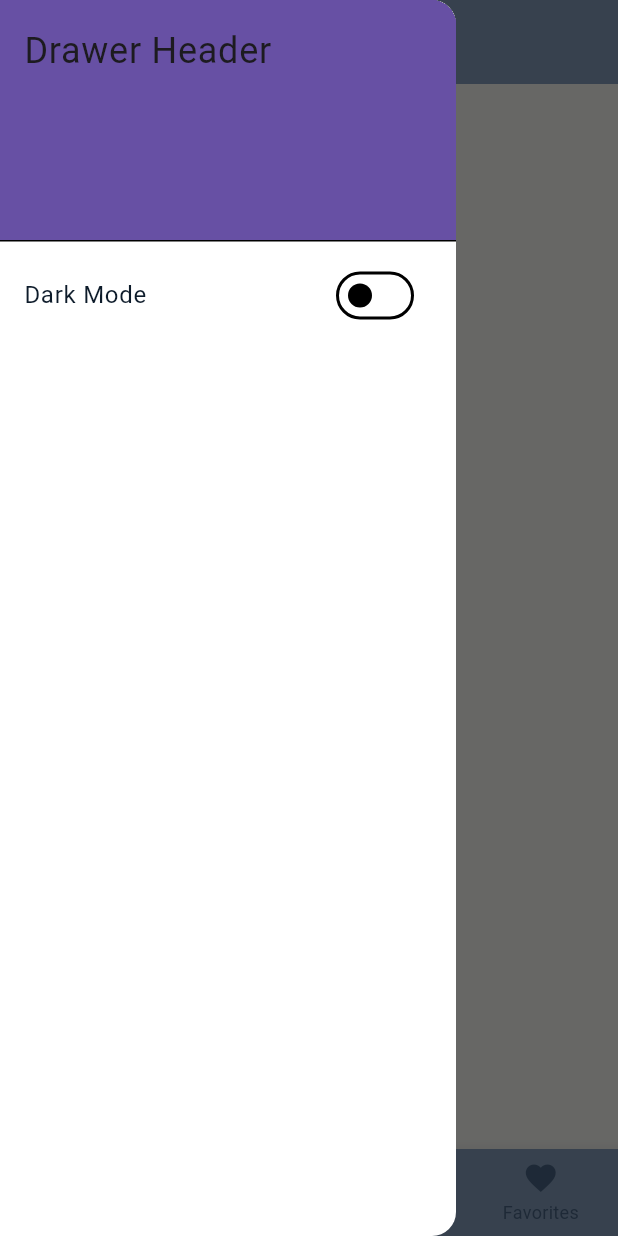
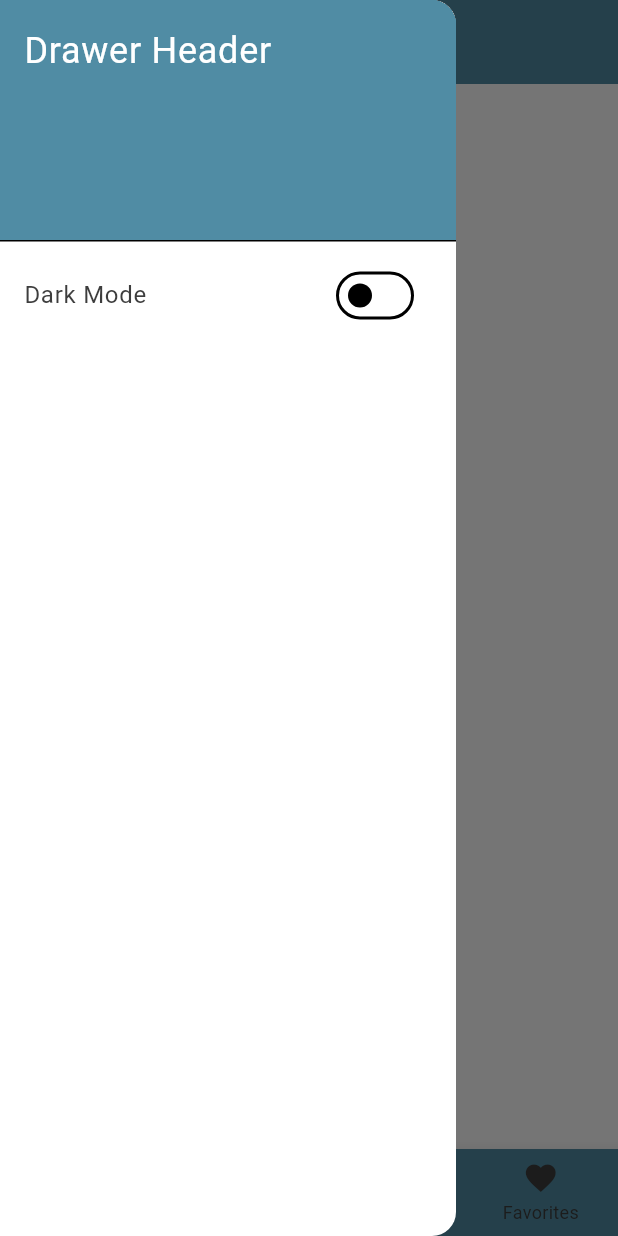
Before and after one commit to pzavros/SuperMarketPlace, a Flutter app: the screen it shows after launch, item 2 of the bottom bar chosen, with the side drawer open, on a phone screen of 412 x 824 dp. Run offline on Flutter 3.47's test engine with Material 3 defaults, Android fonts, the phone set to English and light mode, and no system bars; our stand-ins replace cloud_firestore, firebase_core; accounts and stored records are empty.

Commit message:
Changed the style of the app

```diff
--- a/lib/components/appBar.dart
+++ b/lib/components/appBar.dart
@@ -1,10 +1,10 @@
-// custom_app_bar.dart
 import 'package:flutter/material.dart';
+
+import '../styles/mainStyle.dart';
 
 class CustomAppBar extends StatelessWidget implements PreferredSizeWidget {
   final String title;
 
-  // You can also pass other parameters if needed
   CustomAppBar({Key? key, required this.title}) : super(key: key);
 
   @override
@@ -12,15 +12,23 @@ class CustomAppBar extends StatelessWidget implements PreferredSizeWidget {
 
   @override
   Widget build(BuildContext context) {
+    var theme = Theme.of(context);
+
     return AppBar(
-      title: Text(title),
+      title: Text(
+        title,
+        style: TextStyle(
+          color: theme.brightness == Brightness.dark ? light5 : dark1, // light5 for dark mode, dark1 for light mode
+        ),
+      ),
+      backgroundColor: theme.primaryColor, // Use the primary color of the theme
+      iconTheme: theme.appBarTheme.iconTheme,
       leading: IconButton(
         icon: const Icon(Icons.menu),
         onPressed: () {
-          Scaffold.of(context).openDrawer(); // This requires a Scaffold with a Drawer
+          Scaffold.of(context).openDrawer();
         },
       ),
-      // Add more AppBar properties if needed
     );
   }
 }
--- a/lib/components/bottomNavBar.dart
+++ b/lib/components/bottomNavBar.dart
@@ -19,11 +19,14 @@ class CustomBottomNavBar extends StatefulWidget {
 class _CustomBottomNavBarState extends State<CustomBottomNavBar> {
   @override
   Widget build(BuildContext context) {
+    // Determine the theme mode to apply the correct colors
+    var isDarkMode = Theme.of(context).brightness == Brightness.dark;
+
     return BottomNavigationBar(
       type: BottomNavigationBarType.fixed,
-      backgroundColor: bottomNavBarBackgroundColor,
-      selectedItemColor: bottomNavBarSelectedItemColor,
-      unselectedItemColor: bottomNavBarUnselectedItemColor,
+      backgroundColor: isDarkMode ? dark1 : light3,
+      selectedItemColor: isDarkMode ? light5 : light1,
+      unselectedItemColor: isDarkMode ? dark3 : dark1,
       currentIndex: widget.currentIndex,
       onTap: widget.onItemSelected,
       items: const [
--- a/lib/main.dart
+++ b/lib/main.dart
@@ -1,5 +1,6 @@
 import 'package:flutter/material.dart';
 import 'package:firebase_core/firebase_core.dart';
+import 'components/appBar.dart';
 import 'firebase_options.dart';
 import './views/homePage.dart';
 import './views/productsPage.dart';
@@ -54,27 +55,30 @@ class _MyAppState extends State<MyApp> {
       darkTheme: darkTheme, // Use the dark theme
       themeMode: _themeMode, // Use the current theme mode
       home: Scaffold(
-        appBar: AppBar(
-          title: Text('App Title', style: Theme.of(context).textTheme.headline2),
-        ),
+        appBar: CustomAppBar(title: 'App Title'),
         drawer: Drawer(
+          backgroundColor: _themeMode == ThemeMode.light ? light5 : dark2, // White in light mode, black in dark mode
           child: ListView(
             padding: EdgeInsets.zero,
             children: <Widget>[
               DrawerHeader(
                 decoration: BoxDecoration(
-                  color: Theme.of(context).primaryColor, // Use the primary color from the theme
+                  color: _themeMode == ThemeMode.light ? light3 : dark1,
                 ),
                 child: Text(
                   'Drawer Header',
                   style: TextStyle(
-                    color: Theme.of(context).textTheme.headline1?.color, // Use the headline1 color from the theme
+                    color: _themeMode == ThemeMode.light ? light5 : light5,
                     fontSize: 24,
                   ),
                 ),
               ),
               ListTile(
-                title: Text('Dark Mode'),
+                title: Text('Dark Mode',
+                  style: TextStyle(
+                    color: _themeMode == ThemeMode.dark ? light5 : dark1, // light5 in dark mode, default in light mode
+                  ),
+                ),
                 trailing: Switch(
                   value: _themeMode == ThemeMode.dark,
                   onChanged: (val) {
@@ -86,6 +90,9 @@ class _MyAppState extends State<MyApp> {
             ],
           ),
         ),
+
+
+
         body: IndexedStack(
           index: _selectedIndex,
           children: _pages,
--- a/lib/styles/mainStyle.dart
+++ b/lib/styles/mainStyle.dart
@@ -1,78 +1,74 @@
 import 'package:flutter/material.dart';
 
-// Define the color palette
-const Color _darkPrimary = Color(0xFF0d1b2a);
-const Color _darkSecondary = Color(0xFF1b263b);
-const Color _darkAccent = Color(0xFF415a77);
-const Color _lightPrimary = Color(0xFF778da9);
-const Color _lightSecondary = Color(0xFFe0e1dd);
+// Light Mode Colors
+const Color light1 = Color(0xFFBFD7EA); //primary
+const Color light2 = Color(0xFF91AEC1); //secondary
+const Color light3 = Color(0xFF508CA4); //3th
+const Color light4 = Color(0xFF005453); //4th
+const Color light5 = Color(0xFFFFFFFF); //5th
 
-// Define the colors for the bottom navigation bar directly
-const Color bottomNavBarBackgroundColor = _lightPrimary;
-const Color bottomNavBarSelectedItemColor = _darkPrimary;
-const Color bottomNavBarUnselectedItemColor = _darkAccent;
+// Dark Mode Colors
+const Color dark1 = Color(0xFF3d3d3d);
+const Color dark2 = Color(0xFF2A4A5B);
+const Color dark3 = Color(0xFF2D5A6D);
+const Color dark4 = Color(0xFF002829);
+const Color dark5 = Color(0xFF767676);
 
 // Light Theme
 final ThemeData lightTheme = ThemeData(
-  brightness: Brightness.light,
-  primaryColor: _lightPrimary,
-  scaffoldBackgroundColor: _lightSecondary,
+  primaryColor: light3,
+  scaffoldBackgroundColor: light5,
   appBarTheme: AppBarTheme(
-    color: _lightPrimary,
-    iconTheme: IconThemeData(color: _darkPrimary),
+    color: light5,
+    iconTheme: IconThemeData(color: dark1),
   ),
   colorScheme: ColorScheme.light(
-    primary: _lightPrimary,
-    secondary: _darkAccent,
-    surface: Colors.white,
-    onPrimary: _darkPrimary,
-    onSecondary: _darkPrimary,
-    onSurface: _darkPrimary,
-    error: Colors.red.shade800, // Customize as needed
+    primary: light1,
+    secondary: light3,
+    surface: light5,
+    onPrimary: dark1,
+    onSecondary: dark2,
+    onSurface: dark3,
+    error: Colors.red.shade800,
   ),
   textTheme: TextTheme(
-    headline1: TextStyle(color: _lightPrimary),
-    headline2: TextStyle(color: _lightPrimary),
-    bodyText1: TextStyle(color: _lightPrimary),
-    bodyText2: TextStyle(color: _lightPrimary),
+    headline1: TextStyle(color: light1),
+    headline2: TextStyle(color: light2),
+    bodyText1: TextStyle(color: light3),
+    bodyText2: TextStyle(color: light4),
   ),
   buttonTheme: ButtonThemeData(
-    buttonColor: _lightPrimary,
+    buttonColor: light1,
     textTheme: ButtonTextTheme.primary,
   ),
-  // Add other customizations for the light theme here
 );
-
-
 
 // Dark Theme
 final ThemeData darkTheme = ThemeData(
-  brightness: Brightness.dark,
-  primaryColor: _darkPrimary,
-  scaffoldBackgroundColor: _darkSecondary,
+  primaryColor: dark1,
+  scaffoldBackgroundColor: dark1,
   appBarTheme: AppBarTheme(
-    color: _darkPrimary,
-    iconTheme: IconThemeData(color: _lightSecondary),
+    color: dark1,
+    iconTheme: IconThemeData(color: light3),
   ),
   colorScheme: ColorScheme.dark(
-    primary: _darkPrimary,
-    secondary: _lightSecondary,
-    surface: _darkSecondary,
-    onPrimary: _lightSecondary,
-    onSecondary: _lightSecondary,
-    onSurface: _lightSecondary,
-    error: Colors.red.shade200, // Customize as needed
+    primary: dark1,
+    secondary: dark3,
+    surface: dark4,
+    onPrimary: light2,
+    onSecondary: light3,
+    onSurface: light4,
+    error: Colors.red.shade200,
   ),
   textTheme: TextTheme(
-    headline1: TextStyle(color: _lightSecondary),
-    headline2: TextStyle(color: _lightSecondary),
-    bodyText1: TextStyle(color: _lightSecondary),
-    bodyText2: TextStyle(color: _lightSecondary),
+    headline1: TextStyle(color: dark2),
+    headline2: TextStyle(color: dark3),
+    headline3: TextStyle(color: light5),
+    bodyText1: TextStyle(color: dark4),
+    bodyText2: TextStyle(color: light5),
   ),
   buttonTheme: ButtonThemeData(
-    buttonColor: _darkAccent,
+    buttonColor: dark3,
     textTheme: ButtonTextTheme.primary,
   ),
-
-  // Add other customizations for the dark theme here
 );
--- a/lib/views/homePage.dart
+++ b/lib/views/homePage.dart
@@ -1,10 +1,11 @@
 import 'package:flutter/material.dart';
+import '../components/grocery.dart'; // Adjust the import path
 
 class MyHomePage extends StatelessWidget {
   @override
   Widget build(BuildContext context) {
-    return Center(
-      child: Text('Hello, World!'),
+    return Container(
+      child: Grocery(),
     );
   }
 }
```
